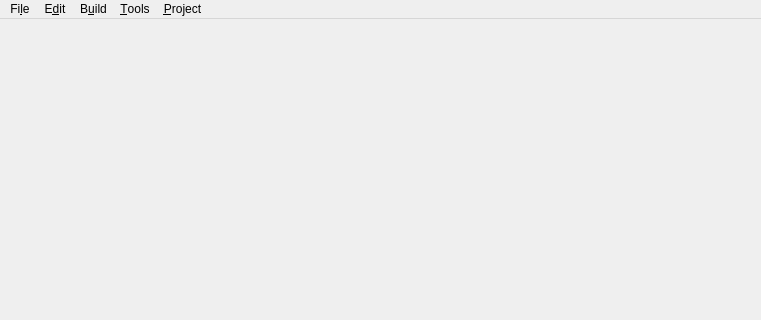
The window that mainwindow.ui (libresilicon/qtflow) describes before a commit, drawn with Qt 5; both pictures show x 0 to 761 and y 0 to 320 of the 761 by 555 pixel window.
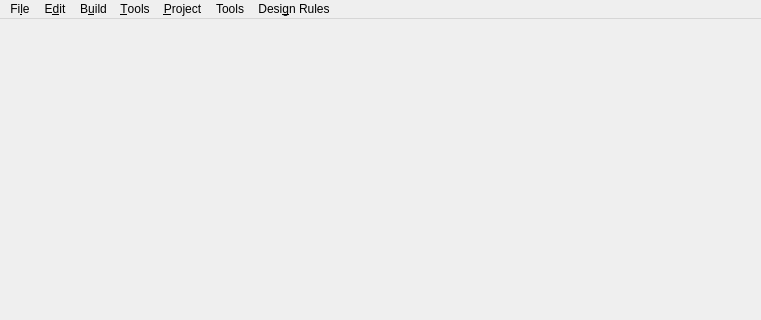
The same window after the commit. Icons and pictures are not drawn.

The edit to the form file:
```diff
--- a/mainwindow.ui
+++ b/mainwindow.ui
@@ -110,11 +110,27 @@
     <addaction name="setDigialSimulationMode"/>
     <addaction name="setAnalogSimulationMode"/>
    </widget>
+   <widget class="QMenu" name="menuDesign_Rules">
+    <property name="title">
+     <string>Desi&amp;gn Rules</string>
+    </property>
+    <addaction name="actionDesign_Rules"/>
+    <addaction name="actionLayer_Setup"/>
+   </widget>
+   <widget class="QMenu" name="menuTools_2">
+    <property name="title">
+     <string>Tools</string>
+    </property>
+    <addaction name="actionNetlist"/>
+    <addaction name="actionDRC"/>
+   </widget>
    <addaction name="menuFile"/>
    <addaction name="menuEdit"/>
    <addaction name="menuBuild"/>
    <addaction name="menuTools"/>
    <addaction name="menuProject"/>
+   <addaction name="menuTools_2"/>
+   <addaction name="menuDesign_Rules"/>
   </widget>
   <action name="openMagicFile">
    <property name="text">
```
Left out of the diff: 61 changed lines with no effect on the pictures.
